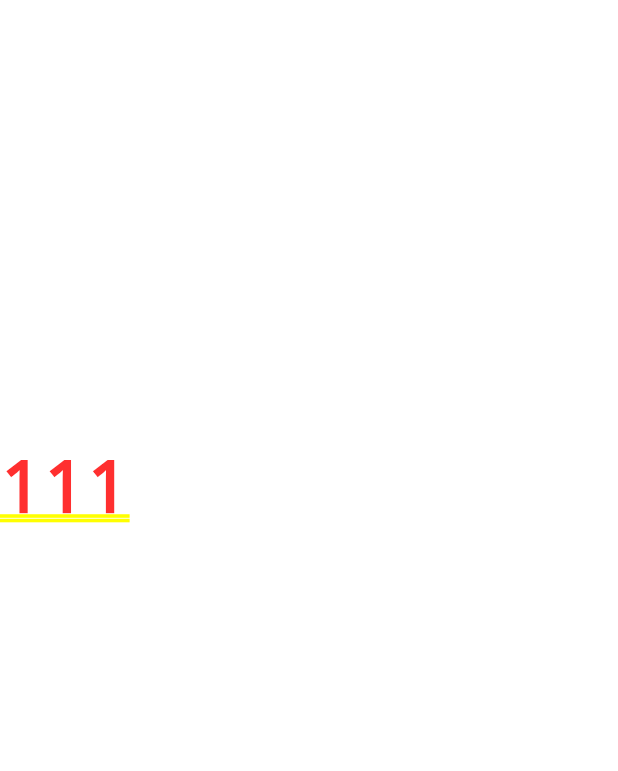
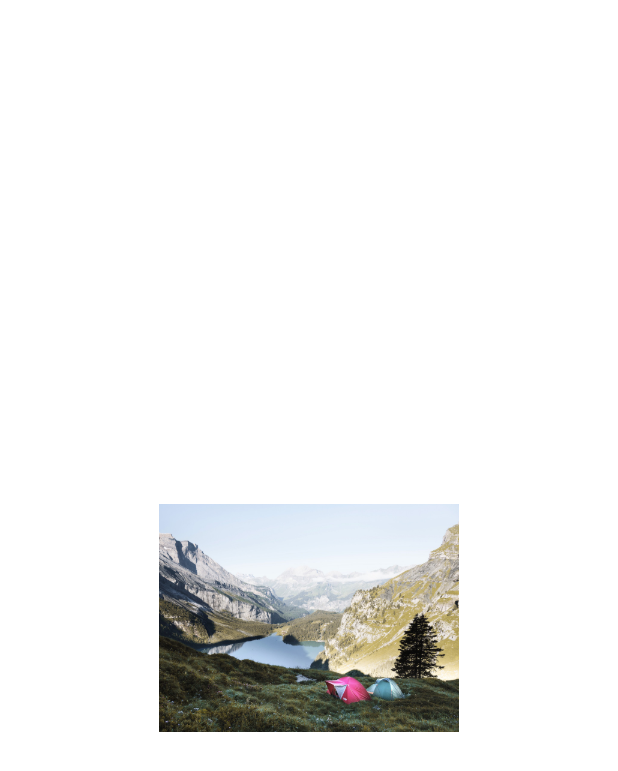
Before and after one commit to retail-oukaku/flutter_study, a Flutter app: the screen it shows after launch, after a tap on "課題7", on a phone screen of 412 x 824 dp. Shown: the top 771 px of the screen. Run offline on Flutter 3.47's test engine with Material 2 defaults, Android fonts, the phone set to English and light mode, and no system bars; our stand-ins replace dio, retrofit, shared_preferences, webview_flutter; missing offline and left inert: flutter_barcode_scanner, media_kit; generated files the repository leaves out were written again.

```diff
--- a/lib/kadai7/play_list_page.dart
+++ b/lib/kadai7/play_list_page.dart
@@ -1,7 +1,6 @@
 // 画面遷移をする部分のコード
 import 'package:flutter/material.dart';
-// import 'package:media_kit/media_kit.dart';
-// import 'package:media_kit_video/media_kit_video.dart';
+import 'package:media_kit/media_kit.dart';
 
 class PlayListPage extends StatefulWidget {
   const PlayListPage({super.key});
@@ -24,8 +23,9 @@ class _PlayListPageState extends State<PlayListPage> {
   ];
 
   // Create a [Player] to control playback.
-  // late final player = Player();
+  late final player = Player();
   // Create a [VideoController] to handle video output from [Player].
+  // VideoController(player);
   // late final controller = VideoController(player);
 
   @override
@@ -36,11 +36,15 @@ class _PlayListPageState extends State<PlayListPage> {
     //     'https://user-images.githubusercontent.com/28951144/229373695-22f88f13-d18f-4288-9bf1-c3e078d83722.mp4',
     //   ),
     // );
+    // player.setAudioDevice(audioDevice)
+    player.open(Media('assets/video/reissue.mp4'));
+    // player.open(Media(
+    //     'https://user-images.githubusercontent.com/28951144/229373695-22f88f13-d18f-4288-9bf1-c3e078d83722.mp4'));
   }
 
   @override
   void dispose() {
-    // player.dispose();
+    player.dispose();
     super.dispose();
   }
 
@@ -48,9 +52,9 @@ class _PlayListPageState extends State<PlayListPage> {
   Widget build(BuildContext context) {
     return Center(
       child: SizedBox(
-        width: MediaQuery.of(context).size.width,
-        height: MediaQuery.of(context).size.width * 9.0 / 16.0,
-        child: const Text('111'),
+        width: 200,
+        height: 200,
+        child: Image.asset('assets/images/lake.jpg'),
         // Use [Video] widget to display video output.
         // child: Video(controller: controller),
       ),
--- a/lib/main.dart
+++ b/lib/main.dart
@@ -1,4 +1,5 @@
 import 'package:flutter/material.dart';
+import 'package:media_kit/media_kit.dart';
 
 import 'kadai1/count_up_page.dart';
 import 'kadai2/todo_list_page.dart';
@@ -8,7 +9,11 @@ import 'kadai5/search_user_page.dart';
 import 'kadai6/input_key_page.dart';
 import 'kadai7/play_list_page.dart';
 
-void main() => runApp(const MyApp());
+Future<void> main() async {
+  MediaKit.ensureInitialized();
+
+  runApp(const MyApp());
+}
 
 class MyApp extends StatelessWidget {
   const MyApp({super.key});
```
Also changed, not shown: pubspec.yaml (+6 -3 lines), 1 other file.
